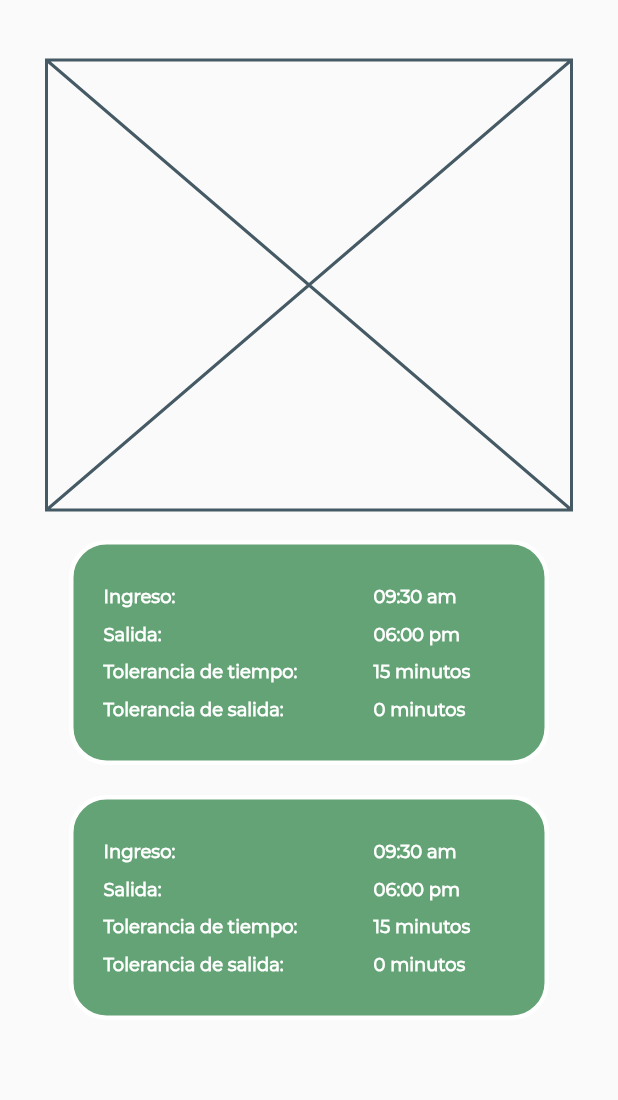
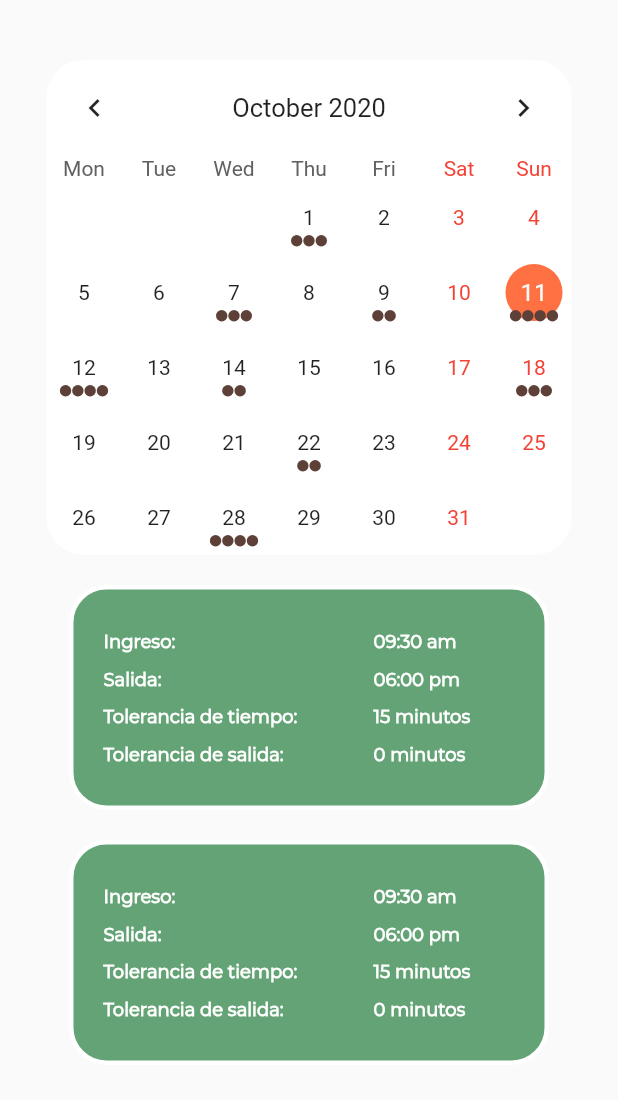
Before and after one commit to Celstren/TimeTrackerApp, a Flutter app: the ScheduleView widget shown alone on an empty page, opened directly, on a phone screen of 412 x 824 dp. Shown: the top 1100 px of the screen. Run offline on Flutter 3.47's test engine with Material 2 defaults, Android fonts, the phone set to English and light mode, and no system bars; drawn by our look-alikes of table_calendar; our stand-ins replace dio, google_maps_flutter, shared_preferences; accounts and stored records are empty; statements that could not run were skipped; project files that could hold a hidden picture were left out.

Commit message:
schedule

```diff
--- a/lib/views/home/employee/mark/main_mark_view.dart
+++ b/lib/views/home/employee/mark/main_mark_view.dart
@@ -11,7 +11,7 @@ class MainMarkView extends StatefulWidget {
 
 class _MainMarkViewState extends State<MainMarkView> {
 
-  bool needsGeolocation = true;
+  bool needsGeolocation = false;
 
   @override
   Widget build(BuildContext context) {
--- a/lib/views/home/employee/schedule/schedule_view.dart
+++ b/lib/views/home/employee/schedule/schedule_view.dart
@@ -1,6 +1,8 @@
+import 'package:TimeTracker/utils/exports/app_design.dart';
 import 'package:TimeTracker/utils/widgets/app_separators.dart';
 import 'package:TimeTracker/views/home/employee/schedule/widgets/schedule_card.dart';
 import 'package:flutter/material.dart';
+import 'package:table_calendar/table_calendar.dart';
 
 class ScheduleView extends StatefulWidget {
   ScheduleView({Key key}) : super(key: key);
@@ -10,8 +12,97 @@ class ScheduleView extends StatefulWidget {
 }
 
 class _ScheduleViewState extends State<ScheduleView> {
+  Map<DateTime, List> _events;
+  List _selectedEvents;
+  CalendarController _calendarController;
 
   List<String> schedules = ["", ""];
+
+  @override
+  void initState() {
+    final _selectedDay = DateTime.now();
+
+    _events = {
+      _selectedDay.subtract(Duration(days: 30)): [
+        'Event A0',
+        'Event B0',
+        'Event C0'
+      ],
+      _selectedDay.subtract(Duration(days: 27)): ['Event A1'],
+      _selectedDay.subtract(Duration(days: 20)): [
+        'Event A2',
+        'Event B2',
+        'Event C2',
+        'Event D2'
+      ],
+      _selectedDay.subtract(Duration(days: 16)): ['Event A3', 'Event B3'],
+      _selectedDay.subtract(Duration(days: 10)): [
+        'Event A4',
+        'Event B4',
+        'Event C4'
+      ],
+      _selectedDay.subtract(Duration(days: 4)): [
+        'Event A5',
+        'Event B5',
+        'Event C5'
+      ],
+      _selectedDay.subtract(Duration(days: 2)): ['Event A6', 'Event B6'],
+      _selectedDay: ['Event A7', 'Event B7', 'Event C7', 'Event D7'],
+      _selectedDay.add(Duration(days: 1)): [
+        'Event A8',
+        'Event B8',
+        'Event C8',
+        'Event D8'
+      ],
+      _selectedDay.add(Duration(days: 3)):
+          Set.from(['Event A9', 'Event A9', 'Event B9']).toList(),
+      _selectedDay.add(Duration(days: 7)): [
+        'Event A10',
+        'Event B10',
+        'Event C10'
+      ],
+      _selectedDay.add(Duration(days: 11)): ['Event A11', 'Event B11'],
+      _selectedDay.add(Duration(days: 17)): [
+        'Event A12',
+        'Event B12',
+        'Event C12',
+        'Event D12'
+      ],
+      _selectedDay.add(Duration(days: 22)): ['Event A13', 'Event B13'],
+      _selectedDay.add(Duration(days: 26)): [
+        'Event A14',
+        'Event B14',
+        'Event C14'
+      ],
+    };
+
+    _selectedEvents = _events[_selectedDay] ?? [];
+    _calendarController = CalendarController();
+    super.initState();
+  }
+
+  @override
+  void dispose() {
+    _calendarController.dispose();
+    super.dispose();
+  }
+
+  void _onDaySelected(DateTime day, List events) {
+    print('CALLBACK: _onDaySelected');
+    setState(() {
+      _selectedEvents = events;
+    });
+  }
+
+  void _onVisibleDaysChanged(
+      DateTime first, DateTime last, CalendarFormat format) {
+    print('CALLBACK: _onVisibleDaysChanged');
+  }
+
+  void _onCalendarCreated(
+      DateTime first, DateTime last, CalendarFormat format) {
+    print('CALLBACK: _onCalendarCreated');
+  }
 
   @override
   Widget build(BuildContext context) {
@@ -21,17 +112,42 @@ class _ScheduleViewState extends State<ScheduleView> {
         crossAxisAlignment: CrossAxisAlignment.center,
         children: <Widget>[
           AppSeparator.VerticalSeparator40,
-          SizedBox(
-            height: 300,
+          Container(
             width: 350,
-            child: Placeholder(),
+            decoration: BoxDecoration(
+              color: AppColors.PrimaryWhite,
+              borderRadius: AppBorderRadius.all(radius: AppRadius.radius25),
+            ),
+            child: _buildTableCalendar(),
           ),
           AppSeparator.VerticalSeparator20,
           Column(
-            children: schedules.map<ScheduleCard>((e) => ScheduleCard()).toList(),
+            children:
+                schedules.map<ScheduleCard>((e) => ScheduleCard()).toList(),
           ),
         ],
       ),
     );
   }
+
+  Widget _buildTableCalendar() {
+    return TableCalendar(
+      calendarController: _calendarController,
+      events: _events,
+      startingDayOfWeek: StartingDayOfWeek.monday,
+      calendarStyle: CalendarStyle(
+        selectedColor: Colors.deepOrange[400],
+        todayColor: Colors.deepOrange[200],
+        markersColor: Colors.brown[700],
+        outsideDaysVisible: false,
+      ),
+      headerStyle: HeaderStyle(
+        formatButtonVisible: false,
+        centerHeaderTitle: true,
+      ),
+      onDaySelected: _onDaySelected,
+      onVisibleDaysChanged: _onVisibleDaysChanged,
+      onCalendarCreated: _onCalendarCreated,
+    );
+  }
 }
--- a/pubspec.yaml
+++ b/pubspec.yaml
@@ -39,6 +39,8 @@ dependencies:
   connectivity: ^0.4.9+2
   rxdart: ^0.24.1
   google_maps_flutter: ^0.5.27+3
+  table_calendar: ^2.2.3
+  fl_chart: ^0.12.0
 
 dev_dependencies:
   flutter_test:
```
Also changed, not shown: pubspec.lock.
